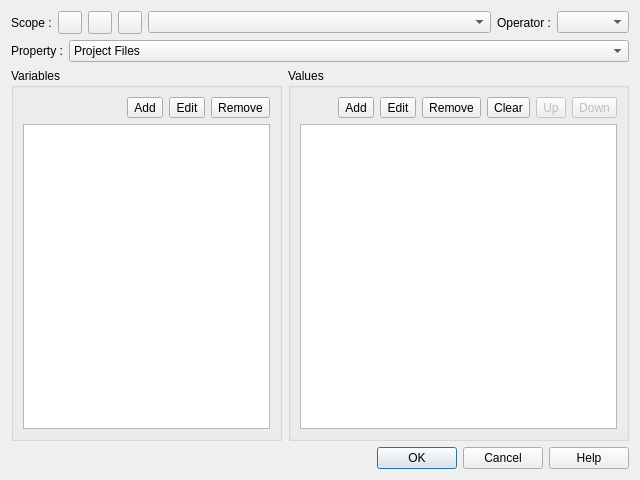
Above: v2/branches/dev/plugins/base/XUP/src/xupmanager/ui/UIXUPProjectEditor.ui from testmana2/mks before the change. Below: the same form after it.
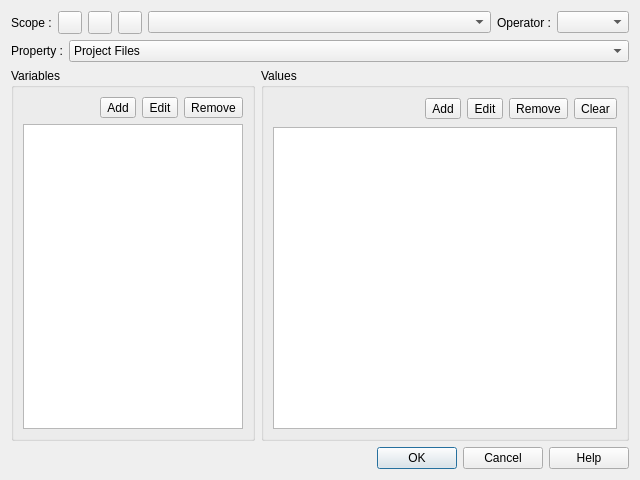
That is the form after the change. The open tabs and pages were chosen to show the change. Icons and pictures are not drawn. Custom widgets are drawn as their Qt base class.

Commit message: add full support for managing others variable

What changed in the file:
```diff
--- a/v2/branches/dev/plugins/base/XUP/src/xupmanager/ui/UIXUPProjectEditor.ui
+++ b/v2/branches/dev/plugins/base/XUP/src/xupmanager/ui/UIXUPProjectEditor.ui
@@ -301,8 +301,8 @@
             </property>
             <property name="sizeHint" >
              <size>
-              <width>40</width>
-              <height>20</height>
+              <width>181</width>
+              <height>24</height>
              </size>
             </property>
            </spacer>
@@ -347,33 +347,7 @@
             </property>
            </widget>
           </item>
-          <item row="0" column="5" >
-           <widget class="QToolButton" name="tbOthersValuesUp" >
-            <property name="enabled" >
-             <bool>false</bool>
-            </property>
-            <property name="text" >
-             <string>Up</string>
-            </property>
-            <property name="icon" >
-             <iconset resource="../../resources/XUPManager.qrc" >:/editor/icons/editor/up.png</iconset>
-            </property>
-           </widget>
-          </item>
-          <item row="0" column="6" >
-           <widget class="QToolButton" name="tbOthersValuesDown" >
-            <property name="enabled" >
-             <bool>false</bool>
-            </property>
-            <property name="text" >
-             <string>Down</string>
-            </property>
-            <property name="icon" >
-             <iconset resource="../../resources/XUPManager.qrc" >:/editor/icons/editor/down.png</iconset>
-            </property>
-           </widget>
-          </item>
-          <item row="1" column="0" colspan="7" >
+          <item row="1" column="0" colspan="5" >
            <widget class="QListView" name="lvOthersValues" >
             <property name="editTriggers" >
              <set>QAbstractItemView::NoEditTriggers</set>
```
Left out of the diff: 4 changed lines with no effect on the pictures. The commit also changes 5 other files.
